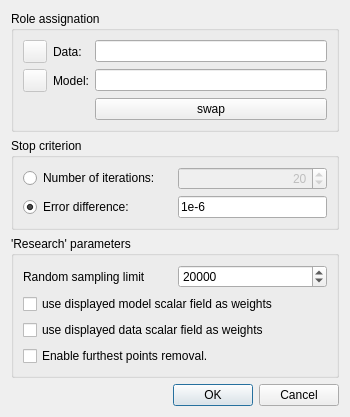
Old version of the form qCC/ui_templates/registrationDlg.ui in the repository CloudCompare/CloudCompare.
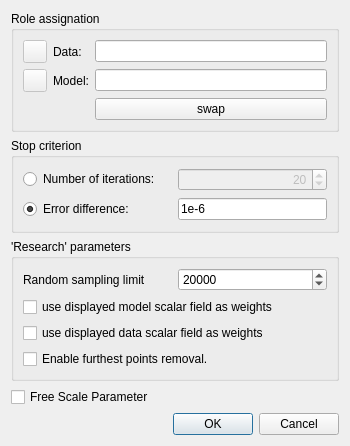
New version of the form.

Commit message: Added possibility to free the scale parameter during ICP registration (SICP)

```diff
--- a/qCC/ui_templates/registrationDlg.ui
+++ b/qCC/ui_templates/registrationDlg.ui
@@ -7,7 +7,7 @@
     <x>0</x>
     <y>0</y>
     <width>350</width>
-    <height>391</height>
+    <height>446</height>
    </rect>
   </property>
   <property name="windowTitle">
@@ -285,6 +285,13 @@
      </layout>
     </widget>
    </item>
+   <item>
+    <widget class="QCheckBox" name="checkBoxFreeScale">
+     <property name="text">
+      <string>Free Scale Parameter</string>
+     </property>
+    </widget>
+   </item>
    <item>
     <widget class="QDialogButtonBox" name="buttonBox">
      <property name="orientation">
```
Left out of the diff: 20 changed lines with no effect on the pictures. The commit also changes 13 other files.
